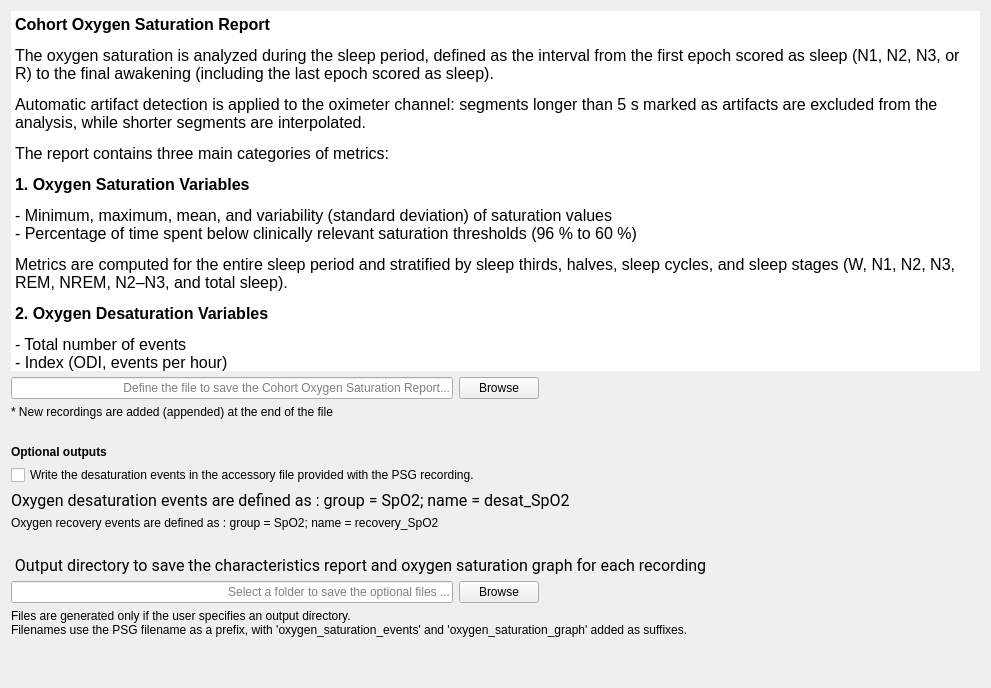
First picture: the form in tools/CEAMSTools/OxygenSaturationReport/OutputFiles/Ui_OutputFiles.ui, repository SnoozToolbox/snooz-package-ceams, before the edit.
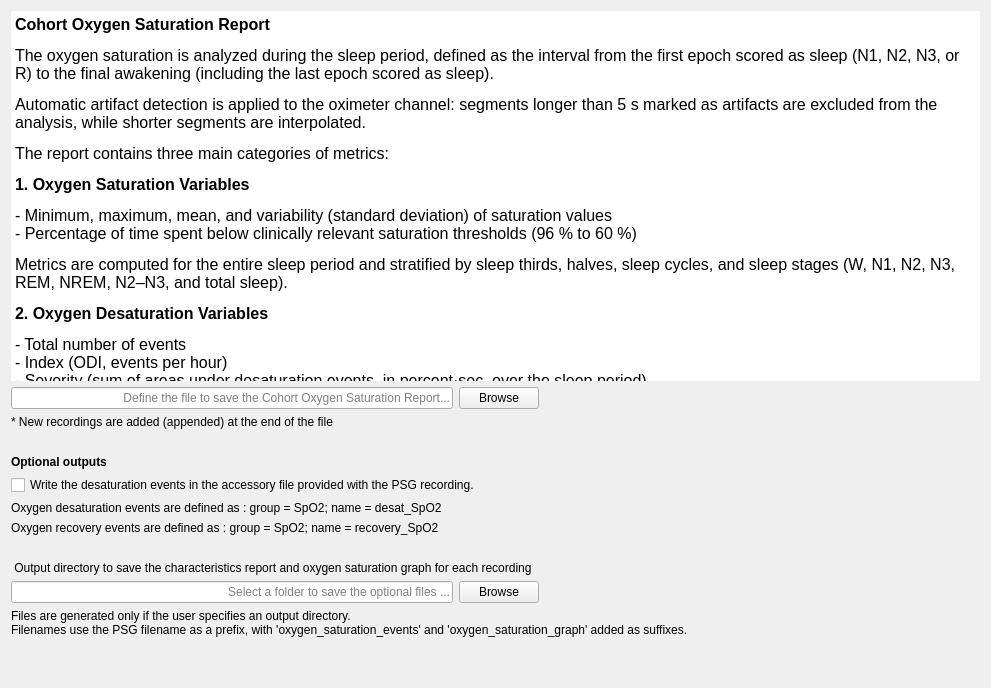
Second picture: the form after the edit.

Commit message: Font step 4: forms without fonts of their own, look kept

The edit to the form file:
```diff
--- a/tools/CEAMSTools/OxygenSaturationReport/OutputFiles/Ui_OutputFiles.ui
+++ b/tools/CEAMSTools/OxygenSaturationReport/OutputFiles/Ui_OutputFiles.ui
@@ -13,9 +13,6 @@
   <property name="windowTitle">
    <string/>
   </property>
-  <property name="styleSheet">
-   <string notr="true">font: 12pt &quot;Roboto&quot;;</string>
-  </property>
   <layout class="QVBoxLayout" name="verticalLayout">
    <item>
     <widget class="QTextEdit" name="textEdit">
@@ -71,7 +68,7 @@
 hr { height: 1px; border-width: 0; }
 li.unchecked::marker { content: &quot;\2610&quot;; }
 li.checked::marker { content: &quot;\2612&quot;; }
-&lt;/style&gt;&lt;/head&gt;&lt;body style=&quot; font-family:'Roboto'; font-size:12pt; font-weight:400; font-style:normal;&quot;&gt;
+&lt;/style&gt;&lt;/head&gt;&lt;body style=&quot; font-size:12pt; font-weight:400; font-style:normal;&quot;&gt;
 &lt;p style=&quot; margin-top:12px; margin-bottom:12px; margin-left:0px; margin-right:0px; -qt-block-indent:0; text-indent:0px;&quot;&gt;&lt;span style=&quot; font-weight:700;&quot;&gt;Cohort Oxygen Saturation Report&lt;/span&gt;&lt;/p&gt;
 &lt;p style=&quot; margin-top:12px; margin-bottom:12px; margin-left:0px; margin-right:0px; -qt-block-indent:0; text-indent:0px;&quot;&gt;The oxygen saturation is analyzed during the sleep period, defined as the interval from the first epoch scored as sleep (N1, N2, N3, or R) to the final awakening (including the last epoch scored as sleep).&lt;/p&gt;
 &lt;p style=&quot; margin-top:12px; margin-bottom:12px; margin-left:0px; margin-right:0px; -qt-block-indent:0; text-indent:0px;&quot;&gt;Automatic artifact detection is applied to the oximeter channel: segments longer than 5 s marked as artifacts are excluded from the analysis, while shorter segments are interpolated.&lt;/p&gt;
@@ -175,8 +172,6 @@
     <widget class="QLabel" name="label_5">
      <property name="font">
       <font>
-       <family>Roboto</family>
-       <pointsize>12</pointsize>
        <italic>false</italic>
        <bold>false</bold>
       </font>
@@ -213,8 +208,6 @@
     <widget class="QLabel" name="label_2">
      <property name="font">
       <font>
-       <family>Roboto</family>
-       <pointsize>12</pointsize>
        <italic>false</italic>
        <bold>false</bold>
       </font>
```
The commit also changes 427 other files.
